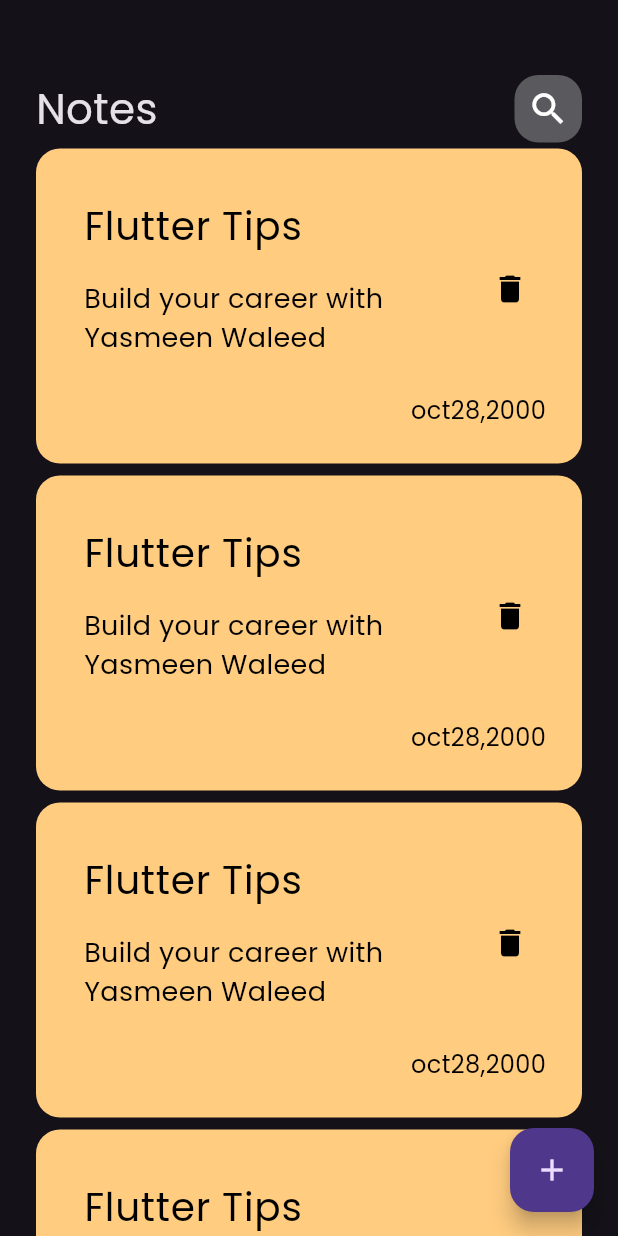
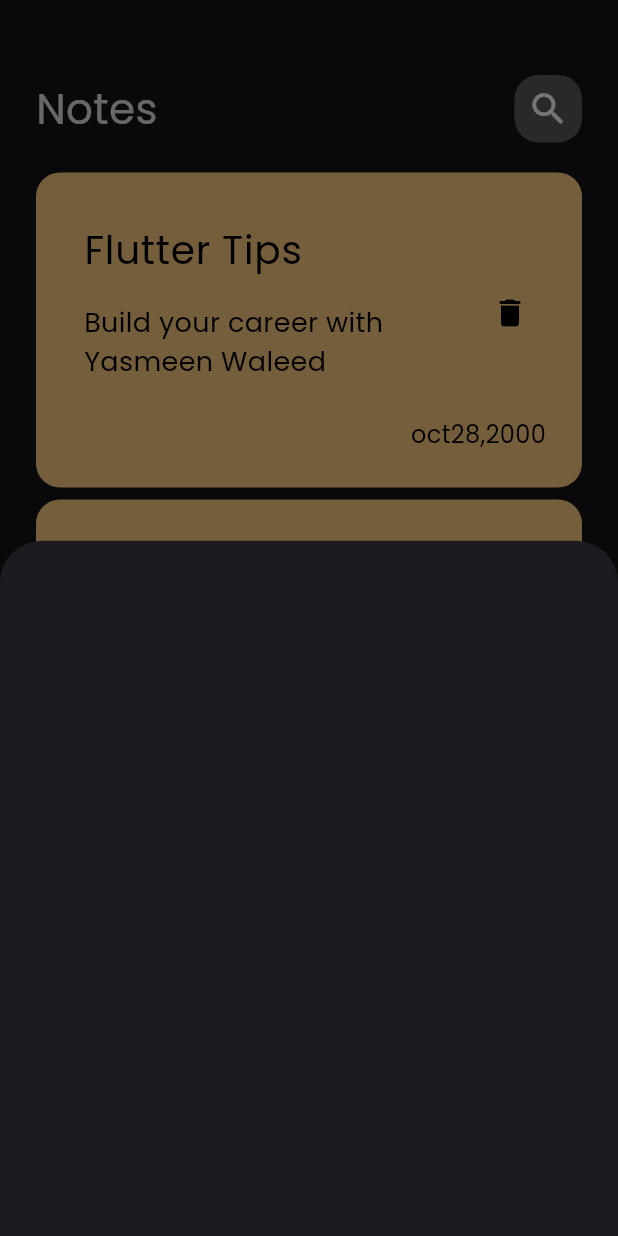
Before and after one commit to yasmeenwaleed2000/notes_app, a Flutter app: the screen it shows after launch, after a tap on the "add" icon, on a phone screen of 412 x 824 dp. Run offline on Flutter 3.47's test engine with Material 3 defaults, Android fonts, the phone set to English and light mode, and no system bars.

Commit message:
add model button sheet

```diff
--- a/notes_app/lib/views/notes_views.dart
+++ b/notes_app/lib/views/notes_views.dart
@@ -1,4 +1,5 @@
 import 'package:flutter/material.dart';
+import 'package:notes_app/widgets/add_button_model_sheet.dart';
 import 'package:notes_app/widgets/notes_view_body.dart';
 
 class NotesView extends StatelessWidget {
@@ -7,7 +8,14 @@ class NotesView extends StatelessWidget {
   @override
   Widget build(BuildContext context) {
     return Scaffold(
-      floatingActionButton: FloatingActionButton(onPressed: (){},
+      floatingActionButton: FloatingActionButton(
+        onPressed: (){
+          showModalBottomSheet(
+            context: context, builder: (context){
+              return AddButtonModelSheet();
+
+            });
+        },
       child: const Icon(Icons.add),
       ),
 
--- /dev/null
+++ b/notes_app/lib/widgets/add_button_model_sheet.dart
@@ -0,0 +1,10 @@
+import 'package:flutter/material.dart';
+
+class AddButtonModelSheet extends StatelessWidget {
+  const AddButtonModelSheet({super.key});
+
+  @override
+  Widget build(BuildContext context) {
+    return Container();
+  }
+}
--- a/notes_app/lib/widgets/notes_list_view.dart
+++ b/notes_app/lib/widgets/notes_list_view.dart
@@ -6,11 +6,18 @@ class NotesListView extends StatelessWidget {
 
   @override
   Widget build(BuildContext context) {
-    return ListView.builder(itemBuilder: (context, index){
-      return const Padding(
-        padding:  EdgeInsets.symmetric(vertical: 4),
-        child:  NoteItem(),
-        );
-    },);
+    return
+     Padding(
+       padding: const EdgeInsets.symmetric(vertical: 16),
+       child:
+       ListView.builder(
+        padding: EdgeInsets.zero,
+        itemBuilder: (context, index){
+        return const Padding(
+          padding:  EdgeInsets.symmetric(vertical: 4),
+          child:  NoteItem(),
+          );
+           },),
+     );
   }
 }
```
